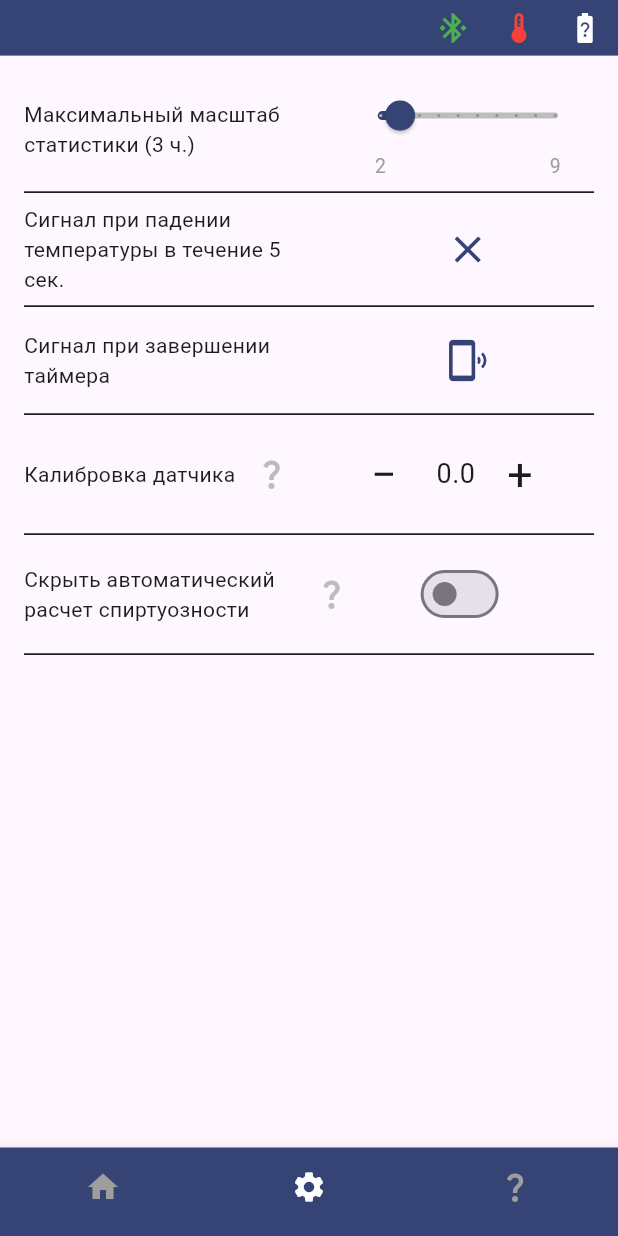
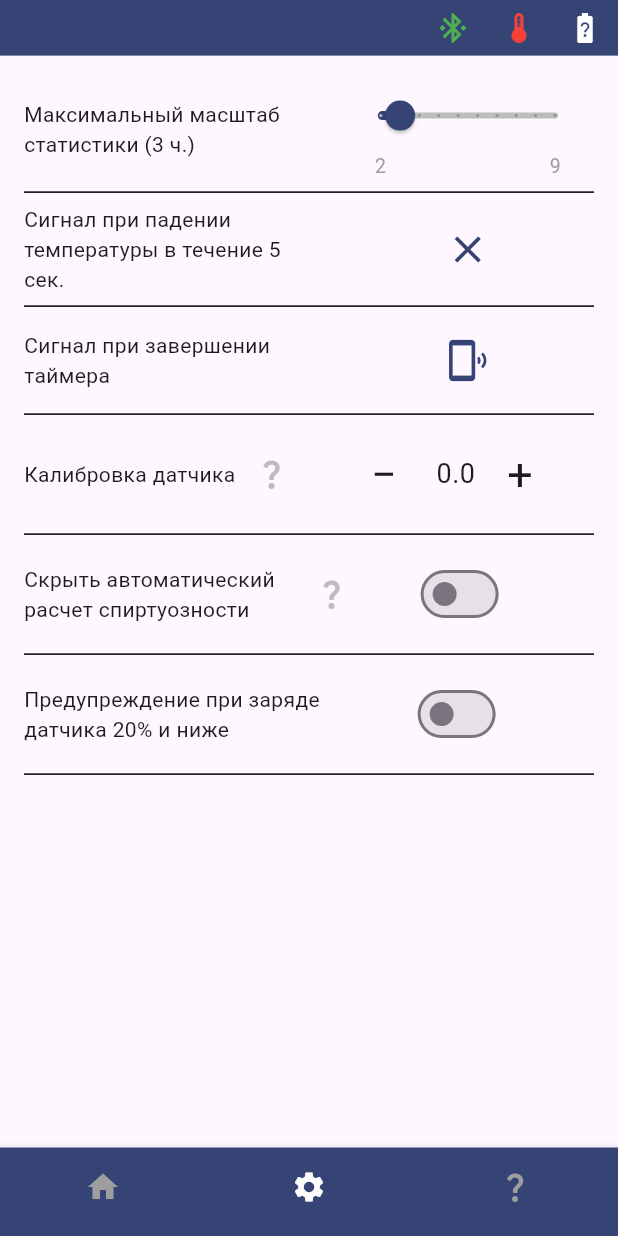
Before and after one commit to AI-devices/thermo, a Flutter app: the screen it shows after launch, item 2 of the bottom bar chosen, on a phone screen of 412 x 824 dp. Run offline on Flutter 3.47's test engine with Material 3 defaults, Android fonts, the phone set to English and light mode, and no system bars; our stand-ins replace audioplayers, circular_countdown_timer, fl_chart, flutter_blue_plus, flutter_svg, mask_text_input_formatter and 2 more.

Commit message:
setting alarm low battery charge & alert if reached control point

```diff
--- a/lib/components/settings.dart
+++ b/lib/components/settings.dart
@@ -29,6 +29,7 @@ abstract class Settings {
   static late double calibrationSensor;
   static late bool hidePercentSpiritWidget;
   static VoidCallback? hidePercentSpiritWidgetChanged;
+  static late bool alarmLowBatteryCharge;
 
   static bool vibrationIsSupported = false;
 
--- a/lib/main.dart
+++ b/lib/main.dart
@@ -20,6 +20,7 @@ void main() async {
   Settings.notifyWhenTimerEnds = await dataProvider.getNotifyWhenTimerEnds();
   Settings.calibrationSensor = await dataProvider.getCalibrationSensor();
   Settings.hidePercentSpiritWidget = await dataProvider.getHidePercentSpiritWidget();
+  Settings.alarmLowBatteryCharge = await dataProvider.getAlarmLowBatteryCharge();
 
   runApp(const MyApp());
 }
--- a/lib/observers/observer_battery_charge.dart
+++ b/lib/observers/observer_battery_charge.dart
@@ -3,6 +3,7 @@ import 'dart:ui';
 import 'package:audioplayers/audioplayers.dart';
 import 'package:flutter/material.dart';
 import 'package:thermo/components/api_bluetooth.dart';
+import 'package:thermo/components/settings.dart';
 import 'package:thermo/main.dart';
 import 'package:thermo/widgets/assets.dart';
 
@@ -45,6 +46,7 @@ class ObserverBatteryCharge {
   }
 
   void _alert() {
+    if (Settings.alarmLowBatteryCharge == false) return;
     if (_alertLowBatteryCharge == true) return;
     _alertLowBatteryCharge = true;
 
@@ -57,7 +59,7 @@ class ObserverBatteryCharge {
           filter: ImageFilter.blur(sigmaX: 3, sigmaY: 3),
           child: AlertDialog(
             title: const Text('Предупреждение'),
-            content: Text('Низкий заряд батареи. $charge %'),
+            content: Text('Низкий заряд батареи ($charge %)'),
             shape: RoundedRectangleBorder(
               borderRadius: BorderRadius.circular(10)
             ),
--- a/lib/widgets/additional_screens/settings_widget.dart
+++ b/lib/widgets/additional_screens/settings_widget.dart
@@ -64,6 +64,12 @@ class _SettingsWidgetState extends State<SettingsWidget> {
     setState(() {});
   }
 
+  void changeNotifyAlarmLowBatteryCharge() {
+    Settings.alarmLowBatteryCharge = !Settings.alarmLowBatteryCharge;
+    _dataProvider.setAlarmLowBatteryCharge();
+    setState(() {});
+  }
+
   @override
   Widget build(BuildContext context) {
     return Scaffold(
@@ -80,6 +86,8 @@ class _SettingsWidgetState extends State<SettingsWidget> {
             _calibrationSensor(),
             const Divider(color: Colors.black),
             _percentSpirit(),
+            const Divider(color: Colors.black),
+            _alarmLowBatteryCharge(),
             const Divider(color: Colors.black),
           ],
         ),
@@ -257,4 +265,31 @@ class _SettingsWidgetState extends State<SettingsWidget> {
       ),
     );
   }
+
+  Padding _alarmLowBatteryCharge() {
+    return Padding(
+      padding: const EdgeInsets.symmetric(vertical: 8.0),
+      child: Row(
+        children: [
+          const Flexible(
+            flex: 6,
+            child: Text('Предупреждение при заряде датчика 20% и ниже')
+          ),
+          const SizedBox(width: 10),
+          Flexible(
+            flex: 5,
+            child: Center(
+              child: Padding(
+                padding: const EdgeInsets.only(right: 15),
+                child: Switch(
+                  value: Settings.alarmLowBatteryCharge,
+                  onChanged: (_) => changeNotifyAlarmLowBatteryCharge(),
+                ),
+              ),
+            )
+          )
+        ],
+      ),
+    );
+  }
 }
```
Also changed, not shown: lib/components/data_provider.dart (+8 -0 lines), lib/widgets/main_screen/widgets/control_points_widget.dart (+39 -5 lines).
